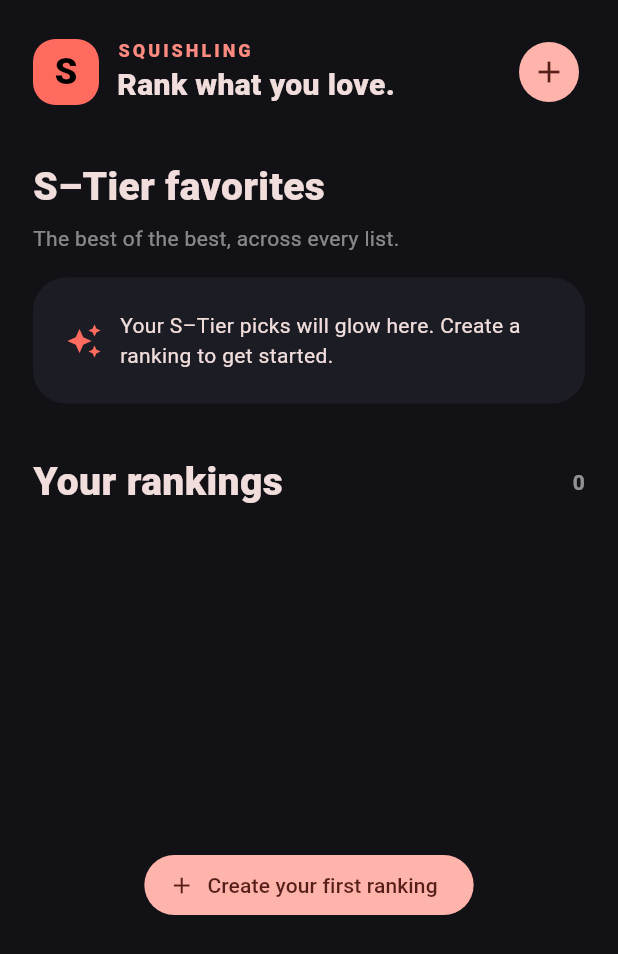
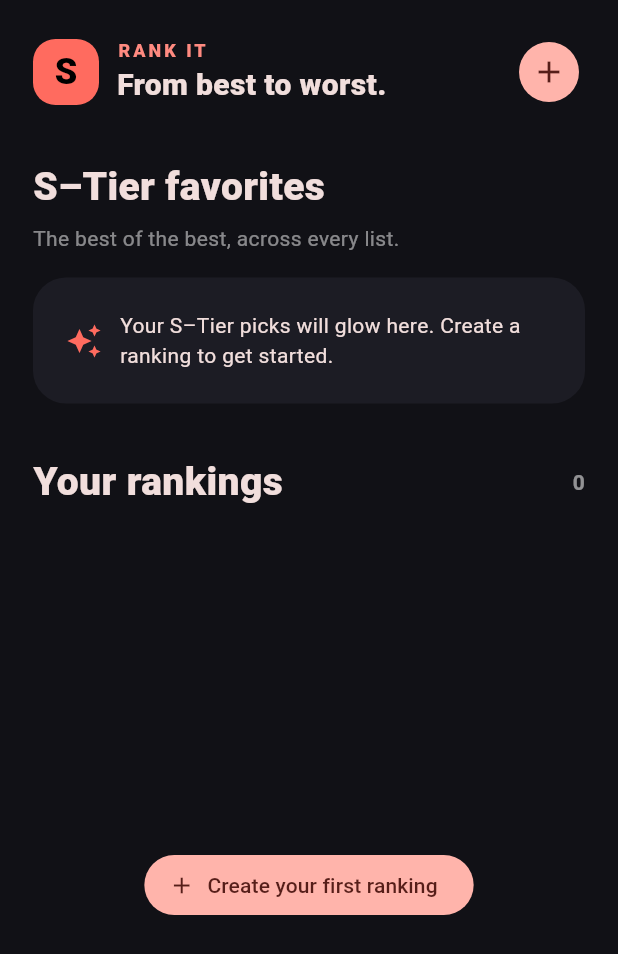
Before and after one commit to Softsheeply/rank-it, a Flutter app: the screen it shows after launch, on a phone screen of 412 x 824 dp. Shown: the top 954 px of the screen. Run offline on Flutter 3.47's test engine with Material 3 defaults, Android fonts, the phone set to English and light mode, and no system bars; our stand-ins replace hive_flutter, image_picker; accounts and stored records are empty.

Commit message:
Rename app to Rank It

```diff
--- a/lib/main.dart
+++ b/lib/main.dart
@@ -8,18 +8,18 @@
   WidgetsFlutterBinding.ensureInitialized();
   await Hive.initFlutter();
   await StorageService.instance.initialize();
-  runApp(const SquishlingApp());
+  runApp(const RankItApp());
 }
 
-class SquishlingApp extends StatelessWidget {
-  const SquishlingApp({super.key});
+class RankItApp extends StatelessWidget {
+  const RankItApp({super.key});
 
   @override
   Widget build(BuildContext context) {
     const seed = Color(0xFFFF6B5F);
     return MaterialApp(
       debugShowCheckedModeBanner: false,
-      title: 'Squishling',
+      title: 'Rank It',
       themeMode: ThemeMode.dark,
       darkTheme: ThemeData(
         brightness: Brightness.dark,
--- a/lib/screens/home_screen.dart
+++ b/lib/screens/home_screen.dart
@@ -88,7 +88,7 @@
                           crossAxisAlignment: CrossAxisAlignment.start,
                           children: [
                             Text(
-                              'SQUISHLING',
+                              'RANK IT',
                               style: TextStyle(
                                 fontSize: 12,
                                 letterSpacing: 2,
@@ -97,7 +97,7 @@
                               ),
                             ),
                             Text(
-                              'Rank what you love.',
+                              'From best to worst.',
                               style: TextStyle(
                                 fontSize: 20,
                                 fontWeight: FontWeight.w800,
```
Also changed, not shown: 3 other files.
